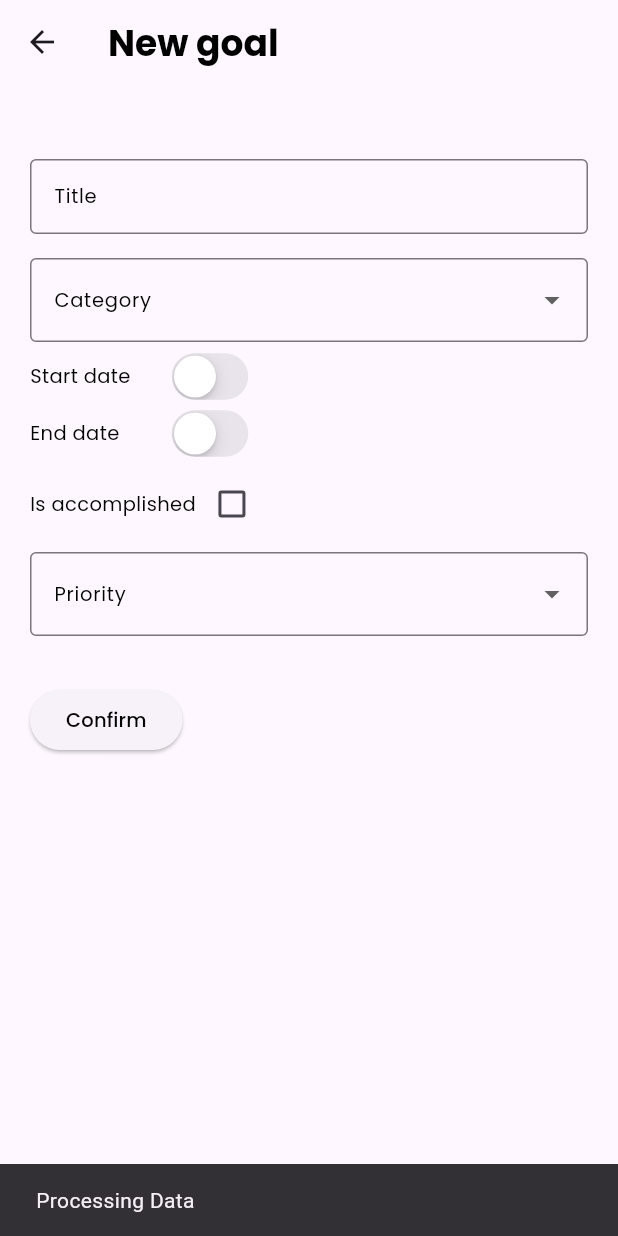
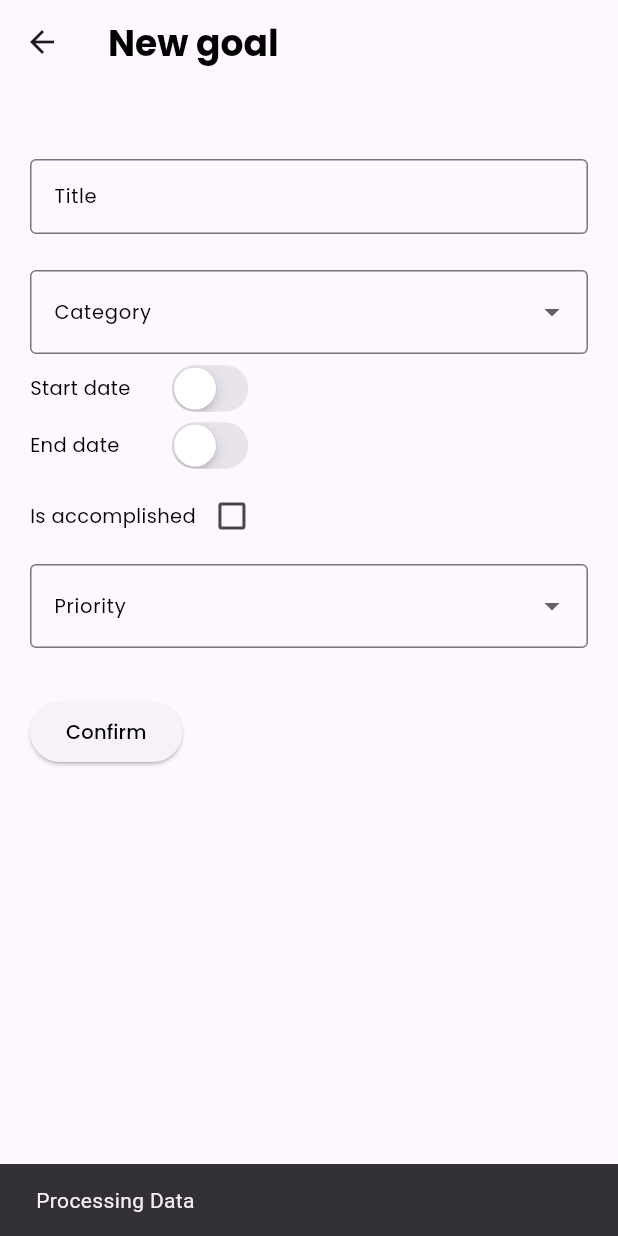
Before and after one commit to seilamoneyoum/selfsight, a Flutter app: the GoalView screen opened by its route, after a tap on "Confirm", on a phone screen of 412 x 824 dp. Run offline on Flutter 3.47's test engine with Material 3 defaults, Android fonts, the phone set to English and light mode, and no system bars; our stand-ins replace get_it, google_fonts, stacked, stacked_services; missing offline and left inert: image_collage_widget.

```diff
--- /dev/null
+++ b/lib/presentation/view/goal/form/confirm_button.dart
@@ -0,0 +1,16 @@
+import 'package:flutter/material.dart';
+import 'package:google_fonts/google_fonts.dart';
+
+ElevatedButton confirmButton(
+    GlobalKey<FormState> formKey, BuildContext context) {
+  return ElevatedButton(
+      onPressed: () {
+        if (formKey.currentState!.validate()) {
+          ScaffoldMessenger.of(context).showSnackBar(
+            const SnackBar(content: Text('Processing Data')),
+          );
+        }
+      },
+      child: Text("Confirm",
+          style: GoogleFonts.poppins(fontSize: 13, color: Colors.black)));
+}
--- /dev/null
+++ b/lib/presentation/view/goal/form/input_decoration.dart
@@ -0,0 +1,12 @@
+import 'package:flutter/material.dart';
+import 'package:google_fonts/google_fonts.dart';
+
+InputDecoration inputDecoration(String label) {
+  return InputDecoration(
+      labelText: label,
+      border: OutlineInputBorder(),
+      labelStyle: GoogleFonts.poppins(
+        fontSize: 13,
+        color: Colors.black,
+      ));
+}
--- /dev/null
+++ b/lib/presentation/view/goal/form/title_field.dart
@@ -0,0 +1,10 @@
+import 'package:flutter/material.dart';
+import 'package:selfsight/presentation/view/goal/form/input_decoration.dart';
+import 'package:google_fonts/google_fonts.dart';
+
+TextFormField titleField() {
+  return TextFormField(
+    decoration: inputDecoration("Title"),
+    style: GoogleFonts.poppins(fontSize: 12),
+  );
+}
--- a/lib/presentation/view/goal/goal_form.dart
+++ b/lib/presentation/view/goal/goal_form.dart
@@ -2,7 +2,12 @@ import 'package:flutter/material.dart';
 import 'package:google_fonts/google_fonts.dart';
 import 'package:selfsight/domain/entities/goal/category.dart';
 import 'package:selfsight/domain/entities/goal/priority.dart';
+import 'package:selfsight/presentation/view/goal/form/confirm_button.dart';
 import 'package:flutter/cupertino.dart';
+import 'package:selfsight/presentation/view/goal/form/input_decoration.dart';
+import 'package:selfsight/presentation/view/goal/form/title_field.dart';
+import 'package:image_collage_widget/image_collage_widget.dart';
+import 'package:image_collage_widget/utils/collage_type.dart';
 
 // Create a Form widget.
 class GoalForm extends StatefulWidget {
@@ -34,6 +39,8 @@ class GoalFormState extends State<GoalForm> {
         children: [
           titleField(),
           SizedBox(height: 16), //ou Spacer()
+          //visionBoardButton(),
+          SizedBox(height: 8),
           categoryDropdown(),
           SizedBox(height: 8),
           dateField("Start date", true),
@@ -44,26 +51,40 @@ class GoalFormState extends State<GoalForm> {
           SizedBox(height: 8),
           priorityDropdown(),
           SizedBox(height: 32),
-          confirmButton()
+          confirmButton(_formKey, context)
         ],
       ),
     );
   }
 
-  ElevatedButton confirmButton() {
-    return ElevatedButton(
-        onPressed: () {
-          // Validate returns true if the form is valid, or false otherwise.
-          if (_formKey.currentState!.validate()) {
-            // If the form is valid, display a snackbar. In the real world,
-            // you'd often call a server or save the information in a database.
-            ScaffoldMessenger.of(context).showSnackBar(
-              const SnackBar(content: Text('Processing Data')),
-            );
-          }
-        },
-        child: Text("Confirm",
-            style: GoogleFonts.poppins(fontSize: 13, color: Colors.black)));
+  DropdownButtonFormField<Category> categoryDropdown() {
+    return DropdownButtonFormField<Category>(
+      decoration: inputDecoration("Category"),
+      initialValue: selectedCategory,
+      isExpanded: true,
+      items: Category.values.map((Category category) {
+        return DropdownMenuItem<Category>(
+          value: category,
+          child: Row(
+            children: [
+              Icon(category.icon),
+              SizedBox(width: 8),
+              Text(
+                category.title,
+                style: TextStyle(
+                  fontSize: 13,
+                ),
+              ),
+            ],
+          ),
+        );
+      }).toList(),
+      onChanged: (Category? newValue) {
+        setState(() {
+          selectedCategory = newValue;
+        });
+      },
+    );
   }
 
   Row isAccomplishedCheckbox() {
@@ -187,7 +208,7 @@ class GoalFormState extends State<GoalForm> {
 
   DropdownButtonFormField<Priority> priorityDropdown() {
     return DropdownButtonFormField<Priority>(
-      decoration: formInputDecoration("Priority"),
+      decoration: inputDecoration("Priority"),
       initialValue: selectedPriority,
       isExpanded: true,
       items: Priority.values.map((Priority priority) {
@@ -214,51 +235,4 @@ class GoalFormState extends State<GoalForm> {
       },
     );
   }
-
-  DropdownButtonFormField<Category> categoryDropdown() {
-    return DropdownButtonFormField<Category>(
-      decoration: formInputDecoration("Category"),
-      initialValue: selectedCategory,
-      isExpanded: true,
-      items: Category.values.map((Category category) {
-        return DropdownMenuItem<Category>(
-          value: category,
-          child: Row(
-            children: [
-              Icon(category.icon),
-              SizedBox(width: 8),
-              Text(
-                category.title,
-                style: TextStyle(
-                  fontSize: 13,
-                ),
-              ),
-            ],
-          ),
-        );
-      }).toList(),
-      onChanged: (Category? newValue) {
-        setState(() {
-          selectedCategory = newValue;
-        });
-      },
-    );
-  }
 }
-
-InputDecoration formInputDecoration(String label) {
-  return InputDecoration(
-      labelText: label,
-      border: OutlineInputBorder(),
-      labelStyle: GoogleFonts.poppins(
-        fontSize: 13,
-        color: Colors.black,
-      ));
-}
-
-TextFormField titleField() {
-  return TextFormField(
-    decoration: formInputDecoration("Title"),
-    style: GoogleFonts.poppins(fontSize: 12),
-  );
-}
--- a/pubspec.yaml
+++ b/pubspec.yaml
@@ -40,6 +40,7 @@ dependencies:
   stacked_services: ^1.6.0
   stacked: ^3.4.3
   get_it: ^8.2.0
+  image_collage_widget: ^1.1.0
 
 dev_dependencies:
   flutter_test:
```
Also changed, not shown: lib/presentation/view/goal/form/modify_vision_board_button.dart (added, +16 -0 lines), pubspec.lock, 5 other files.
